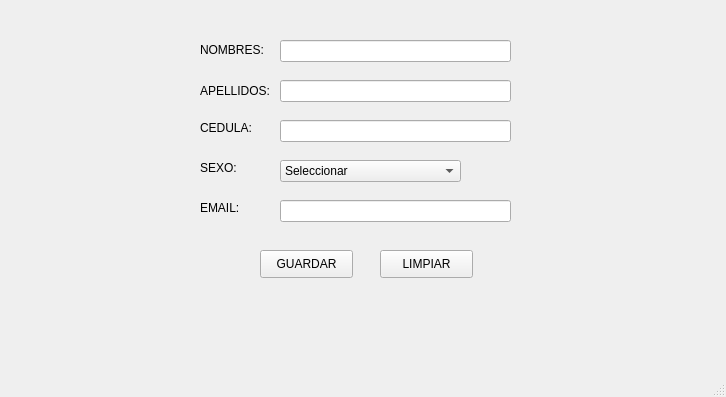
danre1711/PROYECTODAN, file UI/vtnPrincipal.ui: the form before one commit.
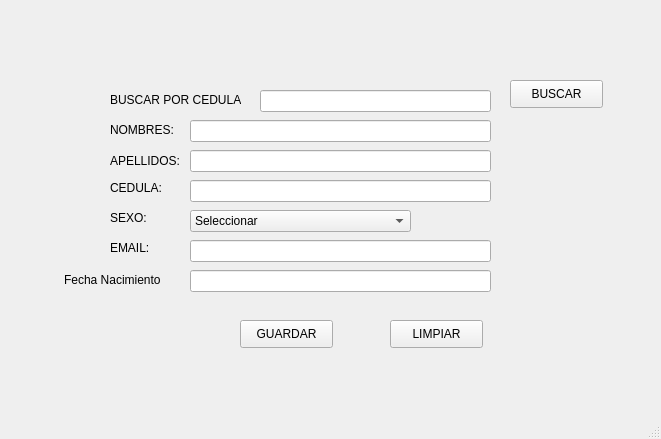
The form after the commit.

Diff of the .ui file:
```diff
--- a/UI/vtnPrincipal.ui
+++ b/UI/vtnPrincipal.ui
@@ -6,8 +6,8 @@
    <rect>
     <x>0</x>
     <y>0</y>
-    <width>726</width>
-    <height>397</height>
+    <width>661</width>
+    <height>439</height>
    </rect>
   </property>
   <property name="windowTitle">
@@ -17,8 +17,8 @@
    <widget class="QLabel" name="LbNombre">
     <property name="geometry">
      <rect>
-      <x>200</x>
-      <y>40</y>
+      <x>110</x>
+      <y>120</y>
       <width>71</width>
       <height>20</height>
      </rect>
@@ -30,8 +30,8 @@
    <widget class="QLabel" name="LbApellido">
     <property name="geometry">
      <rect>
-      <x>200</x>
-      <y>80</y>
+      <x>110</x>
+      <y>150</y>
       <width>71</width>
       <height>21</height>
      </rect>
@@ -43,8 +43,8 @@
    <widget class="QLabel" name="LbCedula">
     <property name="geometry">
      <rect>
-      <x>200</x>
-      <y>120</y>
+      <x>110</x>
+      <y>180</y>
       <width>55</width>
       <height>16</height>
      </rect>
@@ -56,8 +56,8 @@
    <widget class="QLabel" name="LbSexo">
     <property name="geometry">
      <rect>
-      <x>200</x>
-      <y>160</y>
+      <x>110</x>
+      <y>210</y>
       <width>55</width>
       <height>16</height>
      </rect>
@@ -69,8 +69,8 @@
    <widget class="QLabel" name="LbEmail">
     <property name="geometry">
      <rect>
-      <x>200</x>
-      <y>200</y>
+      <x>110</x>
+      <y>240</y>
       <width>55</width>
       <height>16</height>
      </rect>
@@ -82,8 +82,8 @@
    <widget class="QPushButton" name="btnGuardar">
     <property name="geometry">
      <rect>
-      <x>260</x>
-      <y>250</y>
+      <x>240</x>
+      <y>320</y>
       <width>93</width>
       <height>28</height>
      </rect>
@@ -95,8 +95,8 @@
    <widget class="QPushButton" name="btnLimpiar">
     <property name="geometry">
      <rect>
-      <x>380</x>
-      <y>250</y>
+      <x>390</x>
+      <y>320</y>
       <width>93</width>
       <height>28</height>
      </rect>
@@ -108,9 +108,9 @@
    <widget class="QLineEdit" name="txtNombre">
     <property name="geometry">
      <rect>
-      <x>280</x>
-      <y>40</y>
-      <width>231</width>
+      <x>190</x>
+      <y>120</y>
+      <width>301</width>
       <height>22</height>
      </rect>
     </property>
@@ -118,9 +118,9 @@
    <widget class="QLineEdit" name="txtApellido">
     <property name="geometry">
      <rect>
-      <x>280</x>
-      <y>80</y>
-      <width>231</width>
+      <x>190</x>
+      <y>150</y>
+      <width>301</width>
       <height>22</height>
      </rect>
     </property>
@@ -128,9 +128,9 @@
    <widget class="QLineEdit" name="txtCedula">
     <property name="geometry">
      <rect>
-      <x>280</x>
-      <y>120</y>
-      <width>231</width>
+      <x>190</x>
+      <y>180</y>
+      <width>301</width>
       <height>22</height>
      </rect>
     </property>
@@ -138,9 +138,9 @@
    <widget class="QComboBox" name="cbSexo">
     <property name="geometry">
      <rect>
-      <x>280</x>
-      <y>160</y>
-      <width>181</width>
+      <x>190</x>
+      <y>210</y>
+      <width>221</width>
       <height>22</height>
      </rect>
     </property>
@@ -168,11 +168,76 @@
    <widget class="QLineEdit" name="txtEmail">
     <property name="geometry">
      <rect>
-      <x>280</x>
-      <y>200</y>
+      <x>190</x>
+      <y>240</y>
+      <width>301</width>
+      <height>22</height>
+     </rect>
+    </property>
+   </widget>
+   <widget class="QLabel" name="LbBuscarCedula">
+    <property name="geometry">
+     <rect>
+      <x>110</x>
+      <y>90</y>
+      <width>131</width>
+      <height>20</height>
+     </rect>
+    </property>
+    <property name="text">
+     <string>BUSCAR POR CEDULA:</string>
+    </property>
+   </widget>
+   <widget class="QLineEdit" name="txtBuscarCedula">
+    <property name="geometry">
+     <rect>
+      <x>260</x>
+      <y>90</y>
       <width>231</width>
       <height>22</height>
      </rect>
+    </property>
+    <property name="maxLength">
+     <number>10</number>
+    </property>
+   </widget>
+   <widget class="QPushButton" name="btnBuscar">
+    <property name="geometry">
+     <rect>
+      <x>510</x>
+      <y>80</y>
+      <width>93</width>
+      <height>28</height>
+     </rect>
+    </property>
+    <property name="text">
+     <string>BUSCAR</string>
+    </property>
+   </widget>
+   <widget class="QLabel" name="LbFechaNacimiento">
+    <property name="geometry">
+     <rect>
+      <x>64</x>
+      <y>270</y>
+      <width>101</width>
+      <height>20</height>
+     </rect>
+    </property>
+    <property name="text">
+     <string>Fecha Nacimiento</string>
+    </property>
+   </widget>
+   <widget class="QLineEdit" name="txtFechaNacimiento">
+    <property name="geometry">
+     <rect>
+      <x>190</x>
+      <y>270</y>
+      <width>301</width>
+      <height>22</height>
+     </rect>
+    </property>
+    <property name="maxLength">
+     <number>25</number>
     </property>
    </widget>
   </widget>
```
Left out of the diff: 4 changed lines with no effect on the pictures.
